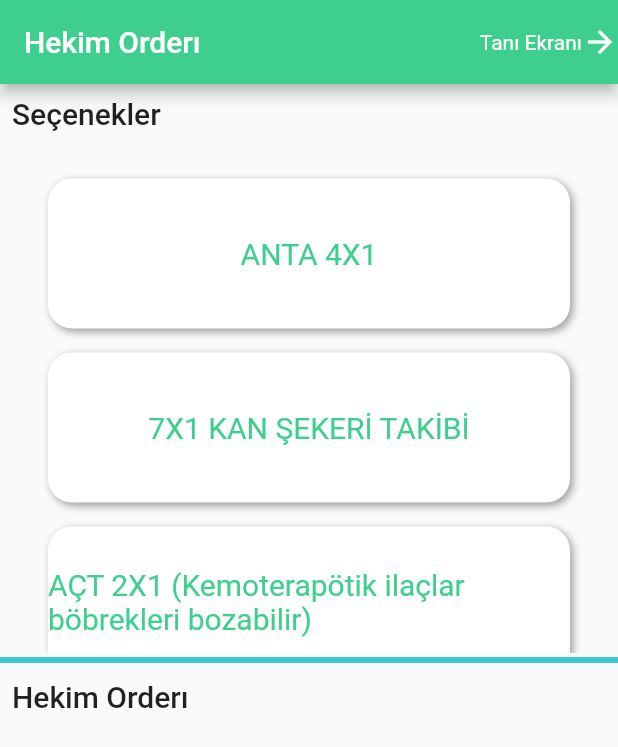
After one commit to VPatient/VPatient, a Flutter app: the DoctorOrderPage screen opened directly, on a phone screen of 412 x 824 dp. The commit adds this screen. Shown: the top 747 px of the screen. Run offline on Flutter 3.47's test engine with Material 2 defaults, Android fonts, the phone set to English and light mode, and no system bars; our stand-ins replace another_flutter_splash_screen, carousel_slider, firebase_core, get, get_storage, sliding_up_panel; missing offline and left inert: jwt_decode, simple_form_builder; accounts and stored records are empty; statements that could not run were skipped.

Commit message:
doctor order page ui made with draggable cards.

```diff
--- /dev/null
+++ b/lib/screens/doctor_order/doctor_order_view.dart
@@ -0,0 +1,162 @@
+import 'package:flutter/material.dart';
+import 'package:get/get.dart';
+import 'package:vpatient/screens/patient_diagnosis/patient_diagnosis_view.dart';
+import 'package:vpatient/style/colors.dart';
+
+class DoctorOrderPage extends StatefulWidget {
+  @override
+  _DoctorOrderState createState() => _DoctorOrderState();
+}
+
+class _DoctorOrderState extends State<DoctorOrderPage> {
+  List<String> options = [
+    "ANTA 4X1",
+    "7X1 KAN ŞEKERİ TAKİBİ",
+    "AÇT 2X1 (Kemoterapötik ilaçlar böbrekleri bozabilir)",
+    "1500 cc TPN OLİCLİNOMEL 12 ssat IV infüzyon",
+    "1500 cc %0.9 İzotonik Sodyum Klorür IV infüzyon",
+    "Cernevit flk. mayi içine",
+    "Durajezik 25 mg 1x1",
+    "Contromal 100 mg 2x1 IV infüzyon",
+    "Parol flk. 3x1 IV infüzyon",
+    "Desefin 1gr 2x1 IV",
+    "Flagy 500mg 2x1 IV",
+    "Mukostatin gargara 3x1",
+    "Klorheks gargara 3x1",
+    "Famodin tb. 2x1 PO",
+    "Coraspin 100 mg 1x1 PO",
+    "Delix 10 mg 1x1 PO",
+    "Lantus İnsülin 14 ünite 1x1 SC",
+    "Novamix İnsülin 10 Ünite 3x1 SC"
+  ];
+
+  List<String> selectedOptions = [];
+
+  @override
+  Widget build(BuildContext context) {
+    return Scaffold(
+      appBar: AppBar(
+        backgroundColor: VPColors.primaryColor,
+        title: const Text("Hekim Orderı"),
+        actions: [
+          InkWell(
+            onTap: () {
+              Get.snackbar("Kaydedildi", "Hekim Orderı Kaydedildi");
+              Get.off(PatientDiagnosisScreen());
+            },
+            child: Row(
+              crossAxisAlignment: CrossAxisAlignment.center,
+              children: const [
+                Text("Tanı Ekranı"),
+                Icon(Icons.arrow_forward),
+              ],
+            ),
+          ),
+        ],
+      ),
+      body: Column(
+        crossAxisAlignment: CrossAxisAlignment.start,
+        children: [
+          Padding(
+            padding: const EdgeInsets.all(8.0),
+            child: Text("Seçenekler", style: Get.textTheme.headline6),
+          ),
+          Expanded(
+            child: buildOptions(),
+          ),
+          const Divider(
+            height: 10,
+            thickness: 4,
+            color: VPColors.secondaryColor,
+          ),
+          Padding(
+            padding: const EdgeInsets.all(8.0),
+            child: Text("Hekim Orderı", style: Get.textTheme.headline6),
+          ),
+          Expanded(
+            child: buildSelectedOptions(),
+          ),
+        ],
+      ),
+    );
+  }
+
+  Widget buildOptions() {
+    return DragTarget<String>(
+      builder: (context, accepted, rejected) {
+        return ListView(
+          padding: const EdgeInsets.symmetric(vertical: 16, horizontal: 24),
+          children: options
+              .map((kart) => Draggable(
+                    data: kart,
+                    feedback: _buildCard(kart),
+                    childWhenDragging: Container(),
+                    child: _buildCard(kart),
+                  ))
+              .toList(),
+        );
+      },
+      onWillAccept: (data) =>
+          !options.contains(data) && selectedOptions.contains(data),
+      onAccept: (data) {
+        setState(() {
+          selectedOptions.remove(data);
+          options.insert(0, data);
+        });
+      },
+    );
+  }
+
+  Widget buildSelectedOptions() {
+    return DragTarget<String>(
+      builder: (context, accepted, rejected) {
+        return ListView(
+          padding: const EdgeInsets.symmetric(vertical: 16, horizontal: 24),
+          children: selectedOptions
+              .map((kart) => Draggable(
+                    data: kart,
+                    feedback: _buildCard(kart, true),
+                    childWhenDragging: Container(),
+                    child: _buildCard(kart, true),
+                  ))
+              .toList(),
+        );
+      },
+      onWillAccept: (data) =>
+          !selectedOptions.contains(data) && options.contains(data),
+      onAccept: (data) {
+        setState(() {
+          options.remove(data);
+          selectedOptions.insert(0, data);
+        });
+      },
+    );
+  }
+
+  Widget _buildCard(String text, [bool isTrue = false]) {
+    return Container(
+      height: 100,
+      width: 200,
+      margin: const EdgeInsets.all(8),
+      decoration: BoxDecoration(
+        color: isTrue ? VPColors.primaryColor : Colors.white,
+        borderRadius: BorderRadius.circular(16),
+        boxShadow: const [
+          BoxShadow(
+            color: Colors.grey,
+            blurRadius: 4,
+            offset: Offset(2, 2),
+          ),
+        ],
+      ),
+      child: Center(
+        child: Text(
+          text,
+          style: TextStyle(
+              fontSize: 20,
+              color: isTrue ? Colors.white : VPColors.primaryColor),
+        ),
+      ),
+    );
+  }
+}
--- a/lib/screens/forms/life_activity_diagnostic_form/life_activity_diagnostic_form.dart
+++ b/lib/screens/forms/life_activity_diagnostic_form/life_activity_diagnostic_form.dart
@@ -2,7 +2,7 @@ import 'dart:convert';
 
 import 'package:flutter/material.dart';
 import 'package:get/get.dart';
-import 'package:simple_form_builder/formbuilder.dart';
+import 'package:simple_form_builder/form_builder.dart';
 import 'package:vpatient/style/colors.dart';
 
 import 'life_activity_diagnostic_form_controller.dart';
@@ -41,6 +41,17 @@ class LifeActivityDiagnosisForm extends StatelessWidget {
               return Container(
                 margin: const EdgeInsets.only(bottom: 8),
                 child: FormBuilder(
+                  showIndex: false,
+                  dropdownDecoration: DropdownDecoration(
+                    // styling the dropdown
+                    width: 0.4,
+                    icon: Icons.arrow_drop_down,
+                    showInRow: true,
+                    iconColor: Colors.green,
+                    itemHeight: 50,
+                    underline: Container(height: 2, color: Colors.green),
+                    decoration: const BoxDecoration(),
+                  ),
                   submitButtonText: "Gönder",
                   submitTextDecoration: Theme.of(context)
                       .textTheme
@@ -52,12 +63,12 @@ class LifeActivityDiagnosisForm extends StatelessWidget {
                   initialData: _controller.formData[index],
                   index: 0,
                   onSubmit: (val) {
-                    for (var element in val.data!.first.questions!) {
-                      if (element.answer != element.correct_answer) {
+                    for (var element in val!.data!.first.questions!) {
+                      if (element.answer != element.correctAnswer) {
                         print("error");
                         Get.snackbar(
                           "${element.title} is not correct",
-                          '${element.correct_answer} is the correct answer',
+                          '${element.correctAnswer} is the correct answer',
                           snackStyle: SnackStyle.FLOATING,
                           duration: const Duration(seconds: 3),
                           backgroundColor: Colors.red,
--- a/lib/screens/home/home_view.dart
+++ b/lib/screens/home/home_view.dart
@@ -2,7 +2,11 @@ import 'package:carousel_slider/carousel_slider.dart';
 import 'package:flutter/material.dart';
 import 'package:get/get.dart';
 import 'package:vpatient/models/grade.dart';
+import 'package:vpatient/screens/chat_simulation/chat_simulation_view.dart';
+import 'package:vpatient/screens/doctor_order/doctor_order_view.dart';
 import 'package:vpatient/screens/home/home_controller.dart';
+import 'package:vpatient/screens/landing_page/landing_page_view.dart';
+import 'package:vpatient/screens/patient_diagnosis/patient_diagnosis_view.dart';
 import 'package:vpatient/screens/patient_list/patient_list_view.dart';
 import 'package:vpatient/style/colors.dart';
 import 'package:vpatient/utils/avatar_helper.dart';
@@ -32,7 +36,7 @@ class HomeScreen extends StatelessWidget {
           child: Column(
         mainAxisAlignment: MainAxisAlignment.spaceEvenly,
         children: [
-          Column(
+          /*Column(
             children: [
               CircleAvatar(
                 maxRadius: 40,
@@ -83,7 +87,7 @@ class HomeScreen extends StatelessWidget {
                     ],
                   );
                 }
-              })),
+              })),*/
           VPButton(
             bgColor: VPColors.primaryColor,
             text: "Yeni Hasta",
@@ -93,7 +97,6 @@ class HomeScreen extends StatelessWidget {
               Get.to(() => PatientListScreen());
             },
           ),
-          /*
           ElevatedButton(
             child: const Text("Hastaları Gör"),
             onPressed: () {
@@ -117,7 +120,10 @@ class HomeScreen extends StatelessWidget {
               onPressed: () => _controller.openPanel()),
           ElevatedButton(
               child: const Text("Hasta Tanısı"),
-              onPressed: () => {Get.to(() => PatientDiagnosisScreen())}),*/
+              onPressed: () => {Get.to(() => PatientDiagnosisScreen())}),
+          ElevatedButton(
+              child: const Text("Hekim Orderı"),
+              onPressed: () => {Get.off(() => DoctorOrderPage())}),
         ],
       )),
     );
--- a/pubspec.yaml
+++ b/pubspec.yaml
@@ -23,7 +23,7 @@ dependencies:
   sliding_up_panel: ^2.0.0+1
   simple_form_builder:
     git:
-      url: https://github.com/idriscanbolukbasi/simple_form_builder-0.0.22.git
+      url: https://github.com/idriscanbolukbasi/SimpleFormBuilder.git
 
 dev_dependencies:
   flutter_launcher_icons: "^0.10.0"
```
Also changed, not shown: pubspec.lock, 1 other file.
